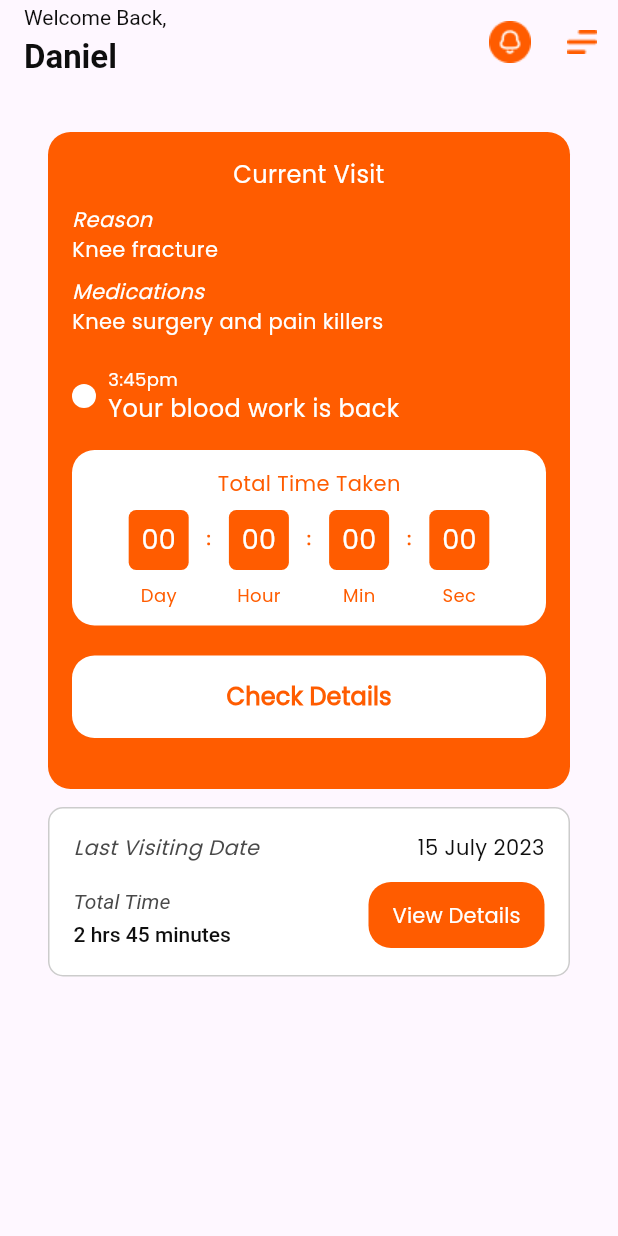
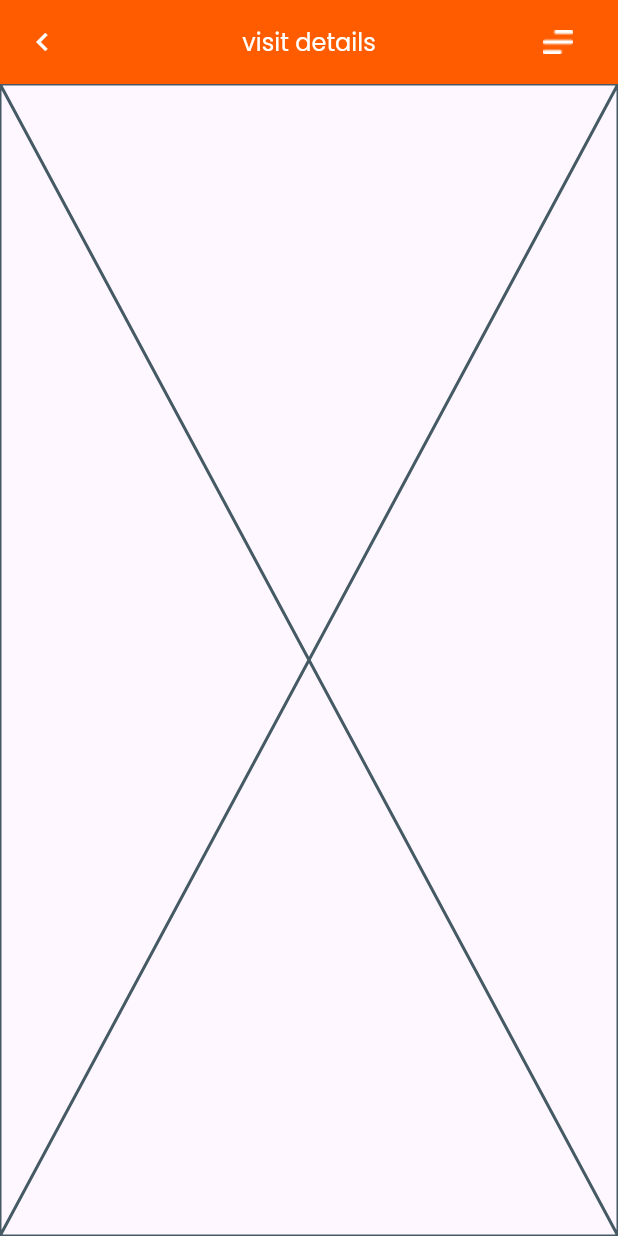
Before and after one commit to JamshedK/Flutter-Training-PI, a Flutter app: the HomeScreen1 screen opened directly, after a tap on "View Details", on a phone screen of 412 x 824 dp. Run offline on Flutter 3.47's test engine with Material 3 defaults, Android fonts, the phone set to English and light mode, and no system bars; our stand-ins replace firebase_auth, firebase_core, google_sign_in; accounts and stored records are empty.

```diff
--- a/lib/homepage.dart
+++ b/lib/homepage.dart
@@ -1,6 +1,9 @@
 import 'package:flutter/material.dart';
+import 'package:tutorial/_themed_app_bar.dart';
 import 'package:tutorial/constants.dart';
 import 'package:tutorial/notifications.dart';
+import 'package:tutorial/current_visit_page.dart';
+import 'package:tutorial/splash/splash_screen.dart';
 
 class Homepage extends StatefulWidget {
   const Homepage({super.key});
@@ -17,9 +20,9 @@ class _HomepageState extends State<Homepage> {
       home: Scaffold(
         // TODO: navigate to correct pages
         body: switch (currentPageIndex) {
-          1 => HomeScreen2(),
-          2 => HomeScreen2(),
-          3 => HomeScreen2(),
+          1 => const CurrentVisitPage(), // TODO 1 => const Navigator(child: const CurrentVisitPage()),
+          2 => const NotificationsPage(), // TODO this should be a HistoryPage()
+          3 => const VisitDetailsTest(),
           _ => HomeScreen1(),
         },
         bottomNavigationBar: NavigationBar(
@@ -336,6 +339,7 @@ class _HomeScreen1State extends State<HomeScreen1> {
                   onPressed: () {
                     // TODO: add navigation to VisitDetails page
                     print('view details');
+                    Navigator.push(context, MaterialPageRoute(builder: (_) => const VisitDetailsTest()));
                   },
                   style: ButtonStyle(
                     backgroundColor: MaterialStateProperty.all(primaryColor),
@@ -378,6 +382,21 @@ class HomeScreen2 extends StatelessWidget {
         ),
       ),
       body: const Text("Page 2"),
+    );
+  }
+}
+
+class VisitDetailsTest extends StatelessWidget {
+  const VisitDetailsTest({super.key});
+
+  @override
+  Widget build(BuildContext context) {
+    return Scaffold(
+      appBar: ThemedAppBar(
+        title: "visit details",
+        context: context,
+      ),
+      body: const Placeholder(),
     );
   }
 }
```
Also changed, not shown: lib/current_visit_page.dart (renamed from lib/current_vist_page.dart), pubspec.lock.
